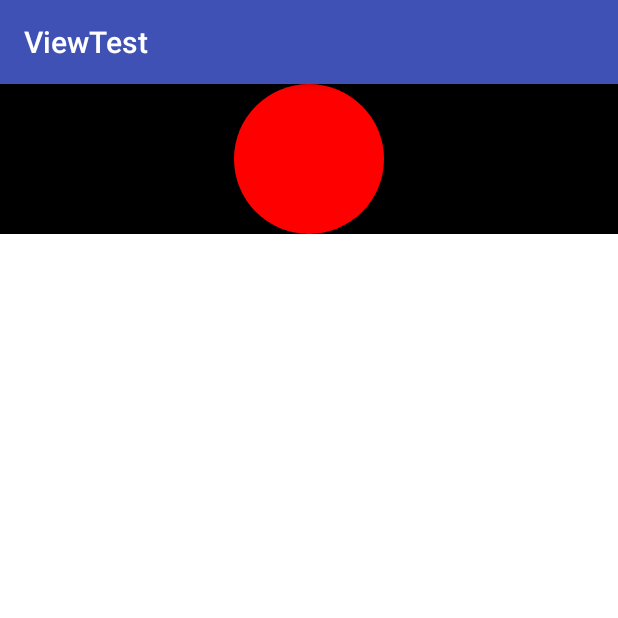
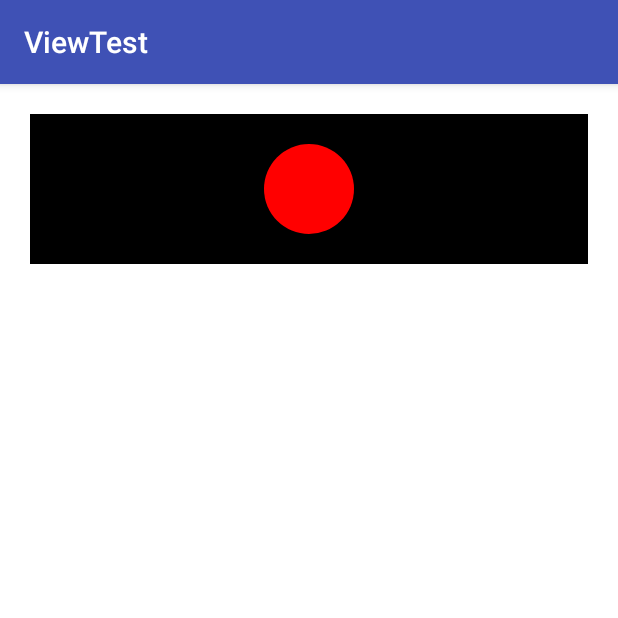
Before and after one commit to HWguolifeng/ViewTest, an Android app: the screen it shows after launch (MainActivity), on a phone screen of 412 x 824 dp, the top half of it. Run offline under Robolectric (Android 15) with nearby library versions, the phone set to English and light mode, and no system bars.

Commit message:
3:添加padding 值生效的逻辑

```diff
--- a/app/src/main/java/com/guolifeng/android/viewtest/CircleView.java
+++ b/app/src/main/java/com/guolifeng/android/viewtest/CircleView.java
@@ -45,10 +45,14 @@ public class CircleView extends View
     protected void onDraw(Canvas canvas)
     {
         super.onDraw(canvas);
-        int width = getWidth();
-        int height = getHeight();
+        int paddingTop = getPaddingTop();
+        int paddingBottom = getPaddingBottom();
+        int paddingLeft = getPaddingLeft();
+        int paddingRight = getPaddingRight();
+        int width = getWidth() - paddingLeft - paddingRight;
+        int height = getHeight() - paddingBottom - paddingTop;
         int radius = Math.min(width, height) / 2;
-        canvas.drawCircle(width / 2, height / 2, radius, mPaint);
+        canvas.drawCircle(paddingLeft + width / 2, paddingTop + height / 2, radius, mPaint);
 
     }
 }
--- a/app/src/main/res/layout/activity_main.xml
+++ b/app/src/main/res/layout/activity_main.xml
@@ -6,9 +6,11 @@
 
     <com.guolifeng.android.viewtest.CircleView
         android:id="@+id/circleView1"
-        android:layout_width="match_parent"
+        android:layout_width="wrap_content"
         android:layout_height="100dp"
         android:background="#000000"
+        android:layout_margin="20dp"
+        android:padding="20dp"
         />
 
 </LinearLayout>
```
